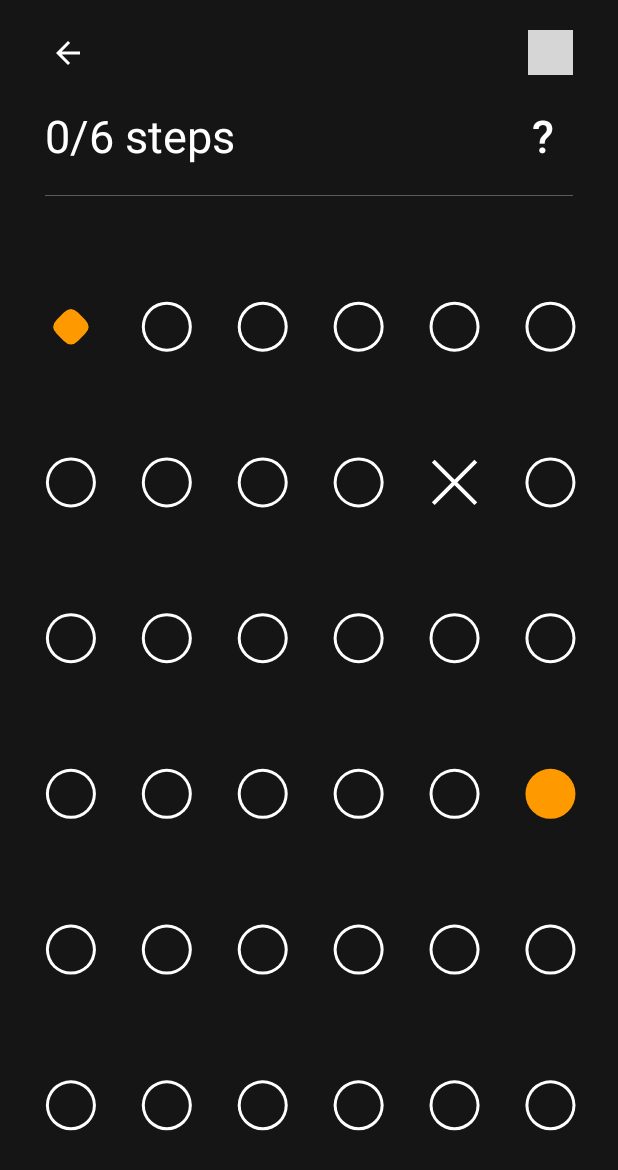
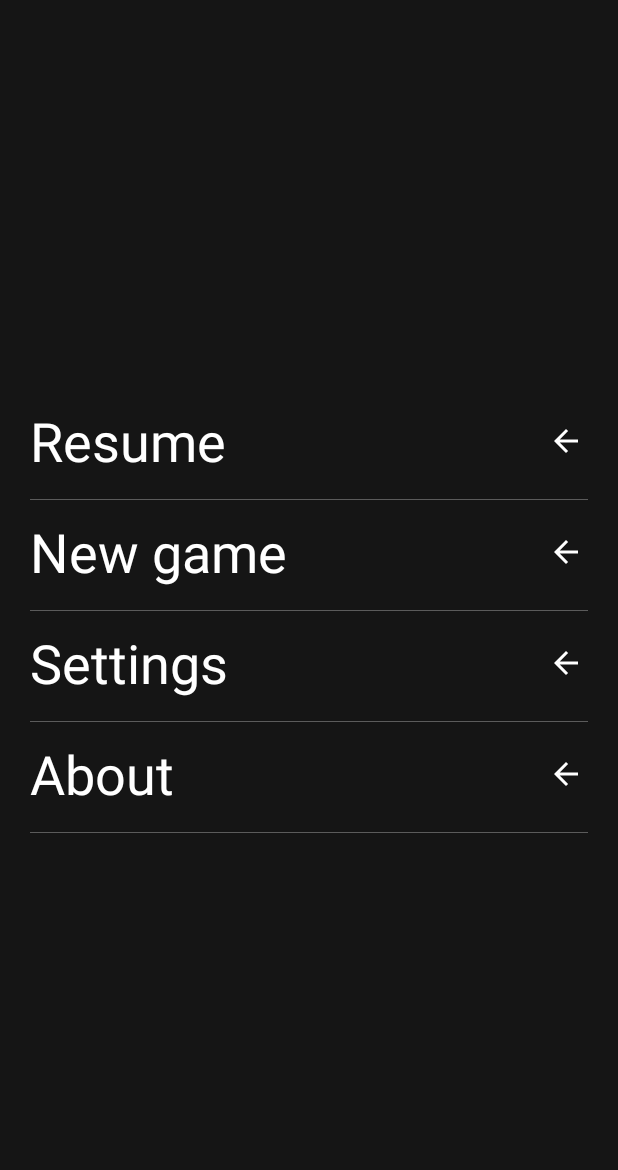
Before and after one commit to alextorq/Dots, an Android app: the screen it shows after launch (CustomView before the commit, MenuActivity after it), on a phone screen of 412 x 824 dp. Shown: the top 1170 px of the screen. Run offline under Robolectric (Android 15) with nearby library versions, the light colour scheme and no system bars; grey boxes are pictures that could not be loaded.

Commit message:
refactoring MVC

```diff
--- a/app/src/main/java/com/example/dots/CanvasActivity.kt
+++ /dev/null
@@ -1,68 +0,0 @@
-package com.example.dots
-
-import android.os.Bundle
-import android.widget.ImageButton
-import android.widget.LinearLayout
-import android.widget.TextView
-import androidx.appcompat.app.AppCompatActivity
-import com.example.dots.interfaces.FigurePosition
-import com.example.dots.interfaces.ScreenSizes
-import com.example.dots.utils.CalculateSizes
-import com.example.dots.utils.sizeParams
-
-class CustomView: AppCompatActivity() {
-    private lateinit var model: LevelModel;
-    private var heightCanvas: Int? = null
-
-    override fun onCreate(savedInstanceState: Bundle?) {
-        setContentView(R.layout.activity_main2)
-
-        this.updateModel()
-        val Game: Draw = findViewById(R.id.view)
-
-        Game.addListner { count ->
-            updateStep(count)
-        }
-        Game.post{
-            heightCanvas = Game.height
-            this.updateModel()
-        }
-
-        val resetLevelButton: ImageButton = findViewById(R.id.resetLevel)
-
-        resetLevelButton.setOnClickListener{
-            updateModel()
-        }
-
-        super.onCreate(savedInstanceState)
-    }
-
-
-
-
-    fun updateModel() {
-        model = LevelModel()
-        var sizes: ScreenSizes = sizeParams(this)
-        heightCanvas?.let { it -> sizes.height = it }
-
-        val calculateSizes = CalculateSizes(model);
-        val figurePosition: FigurePosition = calculateSizes.calc(sizes);
-
-        val Game: Draw = findViewById(R.id.view)
-
-        val padding: Int = figurePosition.ofx.toInt();
-        val toolbar: LinearLayout = findViewById(R.id.toolbar)
-        toolbar.setPadding(padding, 0, padding, 0)
-
-        Game.setModel(figurePosition)
-
-        updateStep(0)
-    }
-
-
-
-    fun updateStep(count: Int) {
-        val TextureView: TextView = findViewById(R.id.step)
-        TextureView.setText("${count}/${model.amountSteps}")
-    }
-}
--- a/app/src/main/java/com/example/dots/Draw.kt
+++ b/app/src/main/java/com/example/dots/Draw.kt
@@ -7,36 +7,25 @@ import android.graphics.Color
 import android.graphics.Paint
 import android.graphics.Point
 import android.util.AttributeSet
-import android.util.Log
 import android.view.MotionEvent
-import android.view.TextureView
 import android.view.View
-import android.widget.TextView
-import androidx.appcompat.widget.Toolbar
 import com.example.dots.figures.Circle
 import com.example.dots.figures.Line
 import com.example.dots.interfaces.Figure
 import com.example.dots.interfaces.FigurePosition
-import com.example.dots.interfaces.ScreenSizes
-import com.example.dots.utils.sizeParams
+
 
 class Draw(context: Context, attrs: AttributeSet): View(context, attrs) {
 
     private lateinit var saveCanvas: Canvas;
-    private lateinit var figurePosition: FigurePosition;
 
     private var line: Line? = null
     private val paint: Paint = Paint();
     private var lines: MutableList<Line> = mutableListOf<Line>();
 
     private lateinit var lastFigure: Figure;
-    private lateinit var finishFigure: Figure;
-    private lateinit var circles: MutableList<Circle>;
     private lateinit var figures: MutableList<Figure>;
-    private lateinit var crosses: MutableList<Figure>;
 
-
-    private lateinit var calback: (count: Int) -> Unit;
 
     @SuppressLint("ResourceType")
     private val backgroundColor: Int = Color.parseColor(getResources().getString(R.color.colorBackground))
@@ -48,12 +37,8 @@ class Draw(context: Context, attrs: AttributeSet): View(context, attrs) {
     }
 
     public fun setModel(position: FigurePosition) {
-        figurePosition = position;
         lastFigure = position.lastFigure;
-        circles = position.circles
         figures = position.figures
-        crosses = position.crosses
-        finishFigure = position.finishFigure
         lines.clear()
         postInvalidateOnAnimation()
     }
@@ -73,6 +58,13 @@ class Draw(context: Context, attrs: AttributeSet): View(context, attrs) {
         }
     }
 
+    fun addLine(line: Line, endCircle: Circle): Int {
+        endCircle.setActive(this)
+        lastFigure = endCircle;
+        lines.add(line);
+        return lines.size
+    }
+
     private fun drawSavedLines() {
         paint.style = Paint.Style.STROKE
         paint.strokeWidth = 4F
@@ -82,30 +74,6 @@ class Draw(context: Context, attrs: AttributeSet): View(context, attrs) {
     }
 
     fun stopDrawLine() {
-        line?.let {
-            val statusIntersectinCross = checkIntersections(it)
-            if (!statusIntersectinCross) {
-                val endCircle: Circle? = checkDotInCircles(it.endPoint)
-                endCircle?.let { circle ->
-                    it.endPoint = circle.getCenterPoint()
-                    if (checkCorner(it) && !somePoint(it)) {
-                        endCircle.setActive(this)
-                        lastFigure = endCircle;
-                        lines.add(it);
-                        updateStep(lines.size)
-                    }
-                }
-                val finish = finishFigure.includeDot(it.endPoint)
-                if (finish) {
-                    it.endPoint = finishFigure.getCenterPoint()
-                    if (checkCorner(it)) {
-                        lastFigure = finishFigure;
-                        lines.add(it);
-                        updateStep(lines.size)
-                    }
-                }
-            }
-        }
         line = null
         postInvalidateOnAnimation()
     }
@@ -121,37 +89,6 @@ class Draw(context: Context, attrs: AttributeSet): View(context, attrs) {
     }
 
 
-    private fun checkFinish(point: Point): Boolean {
-        return lastFigure.includeDot(point)
-    }
-
-    private fun checkDotInCircles(point: Point): Circle? {
-        return circles.firstOrNull { circle: Circle ->
-            circle.includeDot(point)
-        }
-    }
-
-    private fun checkIntersections(line: Line): Boolean {
-        var status = false;
-        crosses.forEach { cross: Figure ->
-            val statusInclude = cross.includeLine(line.startPoint, line.endPoint);
-            if (!status) {
-                status =  statusInclude
-            }
-        }
-        return status
-    }
-
-    /*Проверка на то что прямая не под углом*/
-    private fun checkCorner(line: Line): Boolean {
-        return (line.startPoint.x == line.endPoint.x
-                || line.startPoint.y == line.endPoint.y)
-    }
-    private fun somePoint(line: Line):Boolean {
-        return (line.startPoint.x == line.endPoint.x
-                && line.startPoint.y == line.endPoint.y)
-    }
-
     fun createLine(x: Float, y: Float) {
         //TODO не создавать новую а модифицировать
         line = Line(
@@ -163,15 +100,6 @@ class Draw(context: Context, attrs: AttributeSet): View(context, attrs) {
 
     fun startDrawLine(x: Float, y: Float) {
         createLine(x, y)
-    }
-
-
-    fun addListner(callback: (count: Int) -> Unit) {
-        this.calback = callback
-    }
-
-    fun updateStep(step: Int) {
-        this.calback(step)
     }
 
     override fun onTouchEvent(event: MotionEvent): Boolean {
--- a/app/src/main/java/com/example/dots/GameManager.kt
+++ /dev/null
@@ -1,5 +0,0 @@
-package com.example.dots
-
-class GameManager {
-
-}
--- /dev/null
+++ b/app/src/main/java/com/example/dots/MenuActivity.kt
@@ -0,0 +1,23 @@
+package com.example.dots
+
+import android.content.Intent
+import android.os.Bundle
+import android.widget.LinearLayout
+import androidx.appcompat.app.AppCompatActivity
+
+
+class MenuActivity : AppCompatActivity() {
+
+    override fun onCreate(savedInstanceState: Bundle?) {
+        super.onCreate(savedInstanceState)
+        setContentView(R.layout.activity_menu)
+
+
+        val resumeLink: LinearLayout = findViewById(R.id.resumeLink)
+        resumeLink.setOnClickListener{
+            val intent = Intent(this, GameManger::class.java)
+            startActivity(intent)
+        }
+
+    }
+}
--- a/app/src/main/java/com/example/dots/interfaces/FigurePosition.kt
+++ b/app/src/main/java/com/example/dots/interfaces/FigurePosition.kt
@@ -7,7 +7,7 @@ interface FigurePosition {
     val circles: MutableList<Circle>
     val crosses: MutableList<Figure>
     val startFigure: Figure
-    val lastFigure: Figure
+    var lastFigure: Figure
     val finishFigure: Figure
     val ofx: Float
     val ofy: Float
--- a/app/src/main/java/com/example/dots/utils/CalculateSizes.kt
+++ b/app/src/main/java/com/example/dots/utils/CalculatePositionFigure.kt
@@ -9,7 +9,7 @@ import com.example.dots.interfaces.Figure
 import com.example.dots.interfaces.FigurePosition
 import com.example.dots.interfaces.ScreenSizes
 
-class CalculateSizes(val model: LevelModel) {
+class CalculatePositionFigure(val model: LevelModel) {
 
     public fun calc(screenSizes: ScreenSizes): FigurePosition {
 
--- a/app/src/main/res/layout/activity_main2.xml
+++ b/app/src/main/res/layout/activity_main2.xml
@@ -27,7 +27,7 @@
                 android:background="@android:color/transparent"
                 android:src="@drawable/ic_arrow_back_black_24dp"
                 app:layout_constraintStart_toStartOf="parent"
-                tools:ignore="VectorDrawableCompat" />
+                tools:ignore="MissingConstraints,VectorDrawableCompat" />
 
             <ImageButton
                 android:id="@+id/imageButton2"
@@ -35,7 +35,8 @@
                 android:layout_height="30dp"
                 android:background="@android:color/transparent"
                 android:src="@drawable/ic_wc_black_24dp"
-                app:layout_constraintEnd_toEndOf="parent" />
+                app:layout_constraintEnd_toEndOf="parent"
+                tools:ignore="MissingConstraints" />
         </androidx.constraintlayout.widget.ConstraintLayout>
 
         <androidx.constraintlayout.widget.ConstraintLayout
@@ -52,7 +53,8 @@
                 android:text="0/1 "
                 android:textColor="@android:color/white"
                 android:textSize="30dp"
-                app:layout_constraintStart_toStartOf="parent">
+                app:layout_constraintStart_toStartOf="parent"
+                tools:ignore="MissingConstraints">
             </TextView>
 
             <TextView
@@ -61,7 +63,8 @@
                 android:text=" steps"
                 android:textColor="@android:color/white"
                 android:textSize="30dp"
-                app:layout_constraintStart_toEndOf="@+id/step">
+                app:layout_constraintStart_toEndOf="@+id/step"
+                tools:ignore="MissingConstraints">
             </TextView>
 
             <Button
@@ -72,7 +75,8 @@
                 android:text="\?"
                 android:textColor="@android:color/white"
                 android:textSize="30dp"
-                app:layout_constraintEnd_toEndOf="parent" />
+                app:layout_constraintEnd_toEndOf="parent"
+                tools:ignore="MissingConstraints" />
         </androidx.constraintlayout.widget.ConstraintLayout>
     </LinearLayout>
 
--- /dev/null
+++ b/app/src/main/res/layout/activity_menu.xml
@@ -0,0 +1,136 @@
+<?xml version="1.0" encoding="utf-8"?>
+<androidx.constraintlayout.widget.ConstraintLayout
+    xmlns:android="http://schemas.android.com/apk/res/android"
+    xmlns:app="http://schemas.android.com/apk/res-auto"
+    xmlns:tools="http://schemas.android.com/tools"
+    android:layout_width="match_parent"
+    android:layout_height="match_parent"
+    android:background="@color/colorPrimaryDark"
+    android:paddingLeft="20dp"
+    android:paddingRight="20dp"
+    android:paddingBottom="40dp"
+    android:paddingTop="40dp"
+    tools:context=".MenuActivity">
+
+
+    <LinearLayout
+        android:layout_width="match_parent"
+        android:layout_height="wrap_content"
+        app:layout_constraintBottom_toBottomOf="parent"
+        app:layout_constraintTop_toTopOf="parent"
+        tools:layout_editor_absoluteX="20dp"
+        android:orientation="vertical">
+
+        <LinearLayout
+            android:id="@+id/resumeLink"
+            android:layout_width="match_parent"
+            android:layout_height="wrap_content"
+            app:layout_constraintTop_toTopOf="parent"
+            android:paddingBottom="15dp"
+            android:layout_marginBottom="10dp"
+            android:background="@drawable/layout2"
+            tools:layout_editor_absoluteX="20dp">
+            <TextView
+                android:layout_width="wrap_content"
+                android:layout_height="wrap_content"
+                android:lineHeight="49dp"
+                android:text="Resume"
+                android:textColor="@android:color/white"
+                android:layout_weight="1"
+                android:textSize="36sp" />
+
+            <ImageButton
+                android:layout_width="30dp"
+                android:layout_height="30dp"
+                android:layout_gravity="center"
+                android:background="@android:color/transparent"
+                android:src="@drawable/ic_arrow_back_black_24dp"
+                app:layout_constraintStart_toStartOf="parent"
+                tools:ignore="VectorDrawableCompat" />
+
+        </LinearLayout>
+
+        <LinearLayout
+            android:id="@+id/newGameLink"
+            android:layout_width="match_parent"
+            android:paddingBottom="15dp"
+            android:background="@drawable/layout2"
+            android:layout_marginBottom="10dp"
+            android:layout_height="wrap_content">
+
+            <TextView
+                android:layout_width="wrap_content"
+                android:layout_height="wrap_content"
+                android:lineHeight="49dp"
+                android:text="New game"
+                android:layout_weight="1"
+                android:textColor="@android:color/white"
+                android:textSize="36sp" />
+
+            <ImageButton
+                android:layout_width="30dp"
+                android:layout_height="30dp"
+                android:layout_gravity="center"
+                android:background="@android:color/transparent"
+                android:src="@drawable/ic_arrow_back_black_24dp"
+                app:layout_constraintStart_toStartOf="parent"
+                tools:ignore="VectorDrawableCompat" />
+        </LinearLayout>
+
+        <LinearLayout
+            android:id="@+id/SettingsLink"
+            android:layout_width="match_parent"
+            android:paddingBottom="15dp"
+            android:layout_marginBottom="10dp"
+            android:background="@drawable/layout2"
+            android:layout_height="wrap_content">
+
+            <TextView
+                android:layout_width="wrap_content"
+                android:layout_height="wrap_content"
+                android:lineHeight="49dp"
+                android:text="Settings"
+                android:layout_weight="1"
+                android:textColor="@android:color/white"
+                android:textSize="36sp" />
+            <ImageButton
+                android:layout_width="30dp"
+                android:layout_height="30dp"
+                android:layout_gravity="center"
+                android:background="@android:color/transparent"
+                android:src="@drawable/ic_arrow_back_black_24dp"
+                app:layout_constraintStart_toStartOf="parent"
+                tools:ignore="VectorDrawableCompat" />
+        </LinearLayout>
+
+        <LinearLayout
+            android:layout_width="match_parent"
+            android:paddingBottom="15dp"
+            android:id="@+id/AboutLink"
+            android:background="@drawable/layout2"
+            android:layout_height="wrap_content">
+
+            <TextView
+                android:layout_width="wrap_content"
+                android:layout_height="wrap_content"
+                android:lineHeight="49dp"
+                android:text="About"
+                android:layout_weight="1"
+                android:textColor="@android:color/white"
+                android:textSize="36sp" />
+
+            <ImageButton
+                android:layout_width="30dp"
+                android:layout_height="30dp"
+                android:layout_gravity="center"
+                android:background="@android:color/transparent"
+                android:src="@drawable/ic_arrow_back_black_24dp"
+                app:layout_constraintStart_toStartOf="parent"
+                tools:ignore="VectorDrawableCompat" />
+        </LinearLayout>
+
+    </LinearLayout>
+
+
+
+</androidx.constraintlayout.widget.ConstraintLayout>
```
Also changed, not shown: app/src/main/AndroidManifest.xml (+14 -5 lines), app/src/main/java/com/example/dots/GameManger.kt (added, +130 -0 lines).
